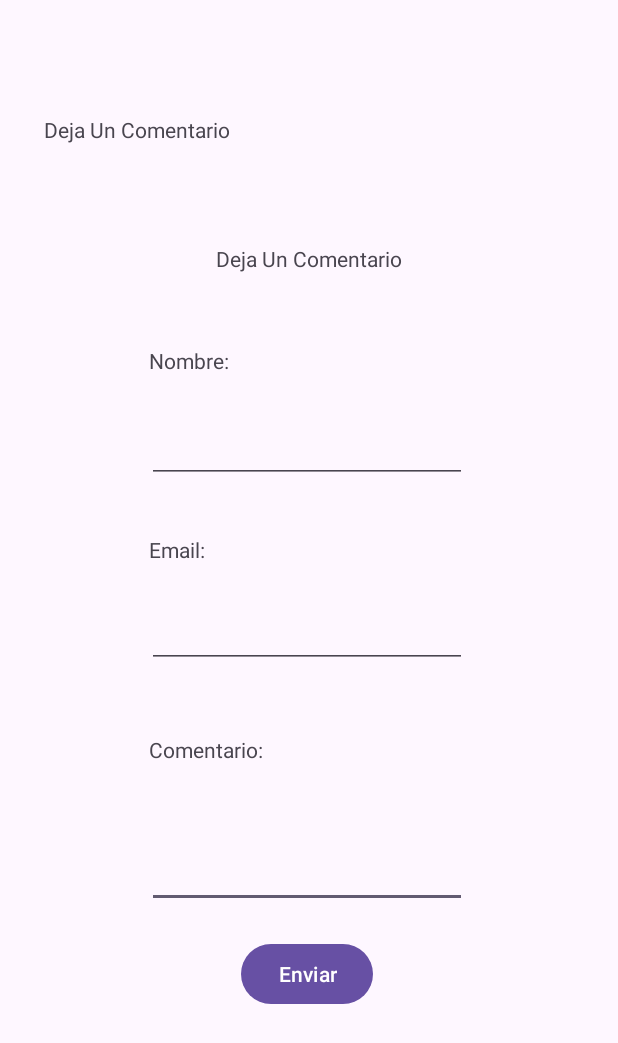
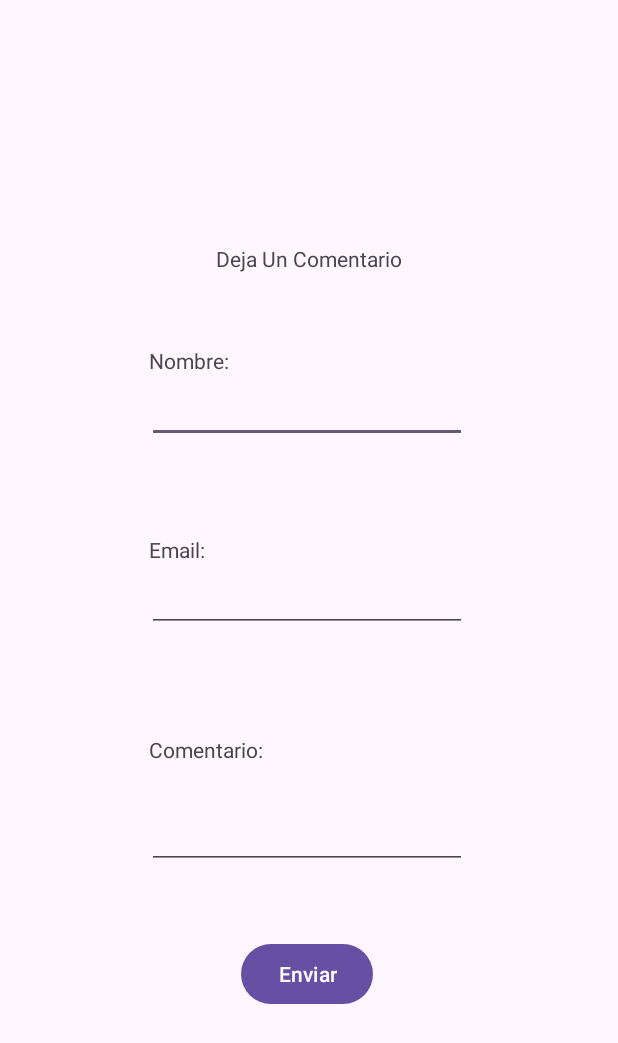
Before and after one commit to LuisGM875/Programacion_para_Movil_Java, an Android app: the screen it shows after launch (MainActivity), on a phone screen of 412 x 824 dp. Shown: the top 1043 px of the screen. Run offline under Robolectric (Android 15) with nearby library versions, the phone set to English and light mode, and no system bars.

Commit message:
fix: update a change for texfield

```diff
--- a/app/src/main/res/layout/activity_main.xml
+++ b/app/src/main/res/layout/activity_main.xml
@@ -42,22 +42,6 @@
         app:layout_constraintTop_toTopOf="parent"
         app:layout_constraintVertical_bias="0.287" />
 
-    <EditText
-        android:id="@+id/editTextTextPassword"
-        android:layout_width="wrap_content"
-        android:layout_height="0dp"
-        android:layout_marginTop="14dp"
-        android:layout_marginBottom="20dp"
-        android:ems="10"
-        android:inputType="text|textLongMessage"
-        android:visibility="visible"
-        app:layout_constraintBottom_toTopOf="@+id/button"
-        app:layout_constraintEnd_toEndOf="parent"
-        app:layout_constraintHorizontal_bias="0.492"
-        app:layout_constraintStart_toStartOf="parent"
-        app:layout_constraintTop_toBottomOf="@+id/textView5"
-        app:layout_constraintVertical_bias="0.526" />
-
     <TextView
         android:id="@+id/textView5"
         android:layout_width="wrap_content"
@@ -81,7 +65,7 @@
         app:layout_constraintHorizontal_bias="0.492"
         app:layout_constraintStart_toStartOf="parent"
         app:layout_constraintTop_toBottomOf="@+id/textView3"
-        app:layout_constraintVertical_bias="0.051" />
+        app:layout_constraintVertical_bias="0.0" />
 
     <EditText
         android:id="@+id/editTextText3"
@@ -93,8 +77,8 @@
         app:layout_constraintEnd_toEndOf="parent"
         app:layout_constraintHorizontal_bias="0.492"
         app:layout_constraintStart_toStartOf="parent"
-        app:layout_constraintTop_toTopOf="parent"
-        app:layout_constraintVertical_bias="0.514" />
+        app:layout_constraintTop_toBottomOf="@+id/textView4"
+        app:layout_constraintVertical_bias="0.0" />
 
     <TextView
         android:id="@+id/textView4"
@@ -108,16 +92,18 @@
         app:layout_constraintTop_toTopOf="parent"
         app:layout_constraintVertical_bias="0.443" />
 
-    <TextView
-        android:id="@+id/textView6"
+    <EditText
+        android:id="@+id/editTextTextMultiLine2"
         android:layout_width="wrap_content"
-        android:layout_height="wrap_content"
-        android:text="Deja Un Comentario"
+        android:layout_height="70dp"
+        android:ems="10"
+        android:gravity="start|top"
+        android:inputType="textMultiLine"
         app:layout_constraintBottom_toBottomOf="parent"
         app:layout_constraintEnd_toEndOf="parent"
-        app:layout_constraintHorizontal_bias="0.101"
+        app:layout_constraintHorizontal_bias="0.492"
         app:layout_constraintStart_toStartOf="parent"
-        app:layout_constraintTop_toTopOf="parent"
-        app:layout_constraintVertical_bias="0.095" />
+        app:layout_constraintTop_toBottomOf="@+id/textView5"
+        app:layout_constraintVertical_bias="0.0" />
 
 </androidx.constraintlayout.widget.ConstraintLayout>
```
